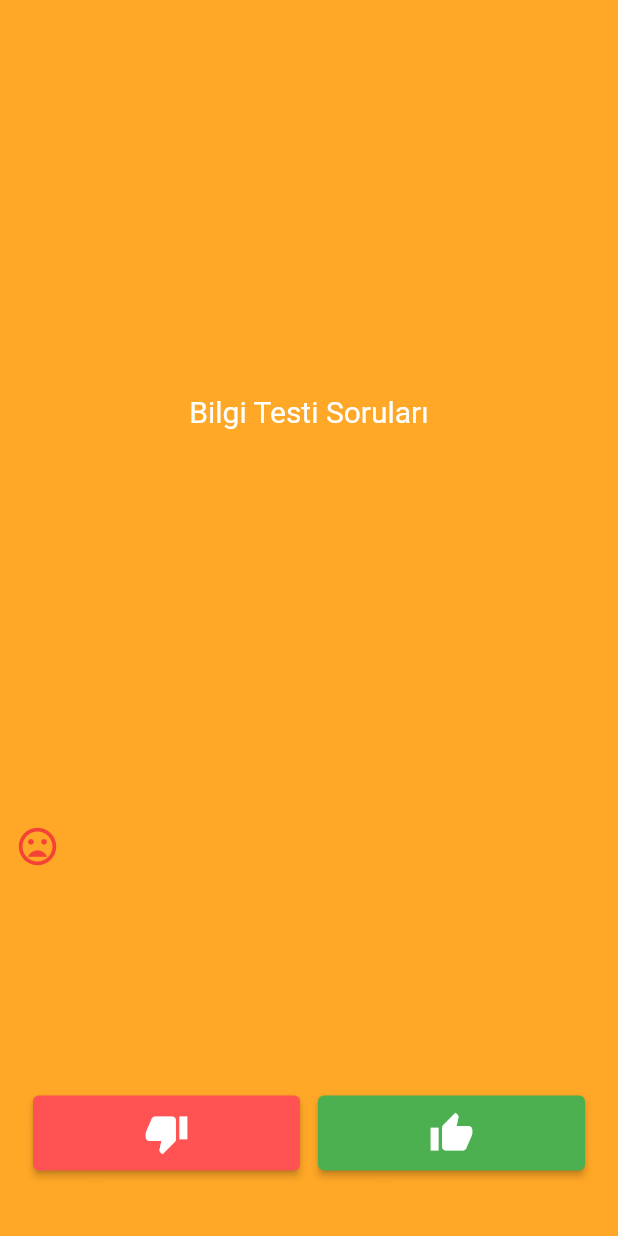
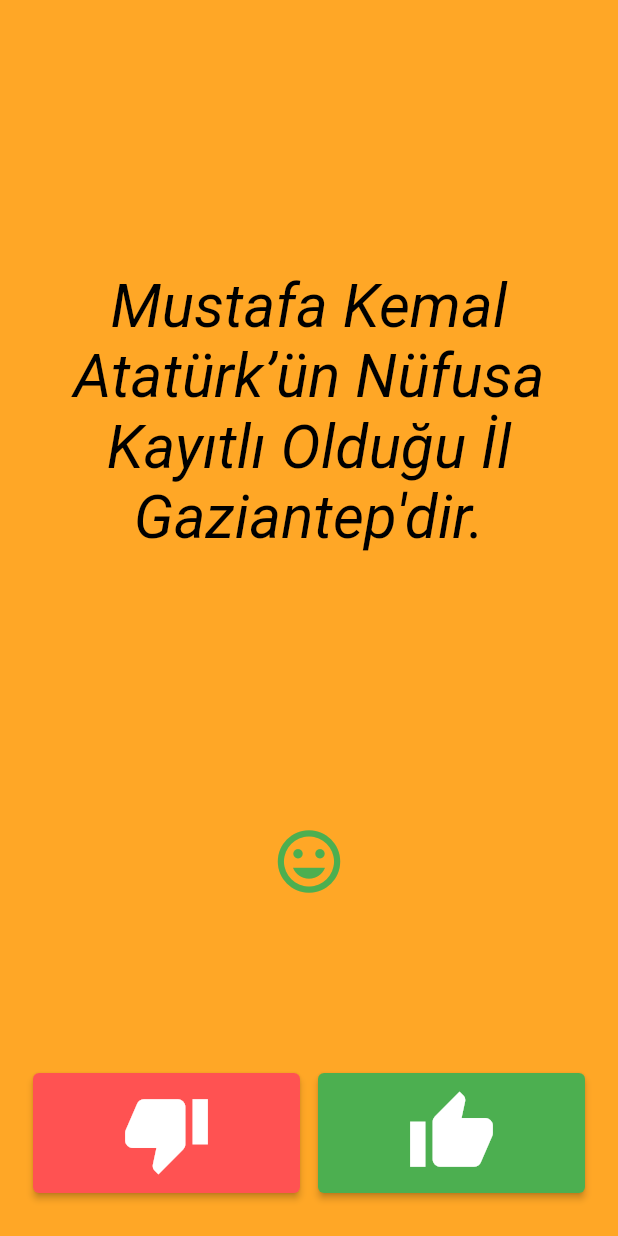
Before and after one commit to sekercih/true_false_application, a Flutter app: the screen it shows after launch, after a tap on the "thumb down" icon, on a phone screen of 412 x 824 dp. Run offline on Flutter 3.47's test engine with Material 2 defaults, Android fonts, the phone set to English and light mode, and no system bars.

Commit message:
finish project

```diff
--- a/lib/constants.dart
+++ b/lib/constants.dart
@@ -2,12 +2,12 @@ import 'package:flutter/material.dart';
 
 const Icon dogruIcon = Icon(
   Icons.mood,
-  size: 30,
+  size: 50,
   color: Colors.green,
 );
 
 const Icon yanlisIcon = Icon(
   Icons.mood_bad,
   color: Colors.red,
-  size: 30,
+  size: 50,
 );
--- a/lib/main.dart
+++ b/lib/main.dart
@@ -1,5 +1,6 @@
-import 'package:flutter/gestures.dart';
 import 'package:flutter/material.dart';
+
+import 'package:true_false_application/soru_verileri.dart';
 import 'constants.dart';
 
 void main() => runApp(BilgiTesti());
@@ -26,6 +27,47 @@ class SoruSayfasi extends StatefulWidget {
 
 class _SoruSayfasiState extends State<SoruSayfasi> {
   List<Widget> karar = [];
+
+  SoruVeri test_1 = SoruVeri();
+  void butonFonksiyon(bool secilenButton) {
+    if (test_1.testEnd() == true) {
+      //alertt diolog
+      showDialog(
+        context: context,
+        builder: (BuildContext context) {
+          // return object of type Dialog
+          return AlertDialog(
+            title: new Text("TEBRİKLER TESTİ BİTİRDİNİZ."),
+            //content: new Text("Alert Dialog body"),
+            actions: <Widget>[
+              // usually buttons at the bottom of the dialog
+              TextButton(
+                child: Text("BAŞLANGICA DÖNÜN"),
+                onPressed: () {
+                  Navigator.of(context).pop();
+
+                  setState(() {
+                    karar = [];
+                    test_1.testRest();
+                  });
+                },
+              ),
+            ],
+          );
+        },
+      );
+    } else {
+      setState(
+        () {
+          test_1.getSoruCevaplar() == secilenButton
+              ? karar.add(dogruIcon)
+              : karar.add(yanlisIcon);
+          test_1.sonrakiSoru();
+        },
+      );
+    }
+  }
+
   @override
   Widget build(BuildContext context) {
     return Column(
@@ -38,11 +80,12 @@ class _SoruSayfasiState extends State<SoruSayfasi> {
             padding: EdgeInsets.all(10.0),
             child: Center(
               child: Text(
-                'Bilgi Testi Soruları',
+                test_1.getSoruMetni(),
                 textAlign: TextAlign.center,
                 style: TextStyle(
-                  fontSize: 20.0,
-                  color: Colors.white,
+                  fontSize: 40.0,
+                  fontStyle: FontStyle.italic,
+                  color: Colors.black,
                 ),
               ),
             ),
@@ -50,9 +93,36 @@ class _SoruSayfasiState extends State<SoruSayfasi> {
         ),
         Expanded(
           child: Wrap(
+            alignment: WrapAlignment.center,
+            spacing: 3,
+            runSpacing: 3,
             children: karar,
           ),
         ),
+        /*Expanded(
+          child: Padding(
+            padding: EdgeInsets.all(10),
+            child: Row(
+              children: [
+                ElevatedButton(
+                  style: ElevatedButton.styleFrom(
+                      padding: EdgeInsets.all(15), primary: Colors.red),
+                  child: Icon(Icons.restart_alt_rounded),
+                  onPressed: () {
+                    setState(() {
+                      sorular.remove;
+                      karar.remove;
+                      sorular[soruIndex] = sorular[0];
+                      karar[soruIndex] = karar[0];
+                      print(sorular[0]);
+                    });
+                  },
+                ),
+              ],
+            ),
+          ),
+        ),
+       */
         Expanded(
           flex: 1,
           child: Padding(
@@ -69,12 +139,10 @@ class _SoruSayfasiState extends State<SoruSayfasi> {
                           primary: Colors.redAccent),
                       child: Icon(
                         Icons.thumb_down,
-                        size: 30.0,
+                        size: 60.0,
                       ),
                       onPressed: () {
-                        setState(() {
-                          karar.add(yanlisIcon);
-                        });
+                        butonFonksiyon(false);
                       },
                     ),
                   ),
@@ -87,12 +155,10 @@ class _SoruSayfasiState extends State<SoruSayfasi> {
                           primary: Colors.green, padding: EdgeInsets.all(10)),
                       child: Icon(
                         Icons.thumb_up,
-                        size: 30.0,
+                        size: 60.0,
                       ),
                       onPressed: () {
-                        setState(() {
-                          karar.add(dogruIcon);
-                        });
+                        butonFonksiyon(true);
                       },
                     ),
                   ),
--- /dev/null
+++ b/lib/notlar.txt
@@ -0,0 +1,14 @@
+Tsunami Felaketinde En Fazla Zarar Gören Güney Asya Ülkesi Endonazya'dır?
+
+ "Mustafa Kemal Atatürk’ün Nüfusa Kayıtlı Olduğu İl Gaziantep'dir.",
+ "Dünya Sağlık Örgütünün Kısaltılmış Who'dur.",
+"Üç Büyük Dince Kutsal Sayılan Şehir Kudüs'tür.",
+"Muğla İlimizde Demiryolu yoktur.",
+"Bir Sebepten Dolayı Tek Kulağına Küpe Takan Osmanlı Padişahı Yavuz Sultan Selim'dir."
+
+
+"Aspirinin Hammaddesi Köknardır.",
+"Ankara İlimizin Araba ve Şehir Kod Numarası 07 dir.",
+"5 Yılda Bir Şubat Ayı 29 Çeker.",
+"Dünyanın En Uzun Nehrinin Adı Amazondur.",
+"Kanada'nın başkenti Torinyo'dur."
--- /dev/null
+++ b/lib/soru.dart
@@ -0,0 +1,8 @@
+class Soru {
+  String soruMetni;
+  bool soruCevaplar;
+  Soru({
+    required this.soruMetni,
+    required this.soruCevaplar,
+  });
+}
--- /dev/null
+++ b/lib/soru_verileri.dart
@@ -0,0 +1,57 @@
+import 'package:true_false_application/soru.dart';
+
+class SoruVeri {
+  int _soruIndex = 0;
+  // ignore: prefer_final_fields
+  List<Soru> _soruBankasi = [
+    Soru(
+        soruMetni: "Dünyanın En Uzun Nehrinin Adı Amazondur.",
+        soruCevaplar: false),
+    Soru(
+        soruMetni:
+            "Mustafa Kemal Atatürk’ün Nüfusa Kayıtlı Olduğu İl Gaziantep'dir.",
+        soruCevaplar: true),
+    Soru(soruMetni: "Kanada'nın başkenti Torinyo'dur.", soruCevaplar: false),
+    Soru(
+        soruMetni: "Üç Büyük Dince Kutsal Sayılan Şehir Kudüs'tür.",
+        soruCevaplar: true),
+    Soru(soruMetni: "5 Yılda Bir Şubat Ayı 29 Çeker.", soruCevaplar: false),
+    Soru(
+        soruMetni: "Ankara İlimizin Araba ve Şehir Kod Numarası 07 dir.",
+        soruCevaplar: false),
+    Soru(
+        soruMetni:
+            "Bir Sebepten Dolayı Tek Kulağına Küpe Takan Osmanlı Padişahı Yavuz Sultan Selim'dir.",
+        soruCevaplar: true),
+    Soru(soruMetni: "Aspirinin Hammaddesi Köknardır.", soruCevaplar: false),
+    Soru(
+        soruMetni: "Dünya Sağlık Örgütünün Kısaltılmış Who'dur.",
+        soruCevaplar: true)
+  ];
+
+  String getSoruMetni() {
+    return _soruBankasi[_soruIndex].soruMetni;
+  }
+
+  bool getSoruCevaplar() {
+    return _soruBankasi[_soruIndex].soruCevaplar;
+  }
+
+  void sonrakiSoru() {
+    if (_soruIndex < _soruBankasi.length - 1) {
+      _soruIndex++;
+    }
+  }
+
+  bool testEnd() {
+    if (_soruIndex >= _soruBankasi.length - 1) {
+      return true;
+    } else {
+      return false;
+    }
+  }
+
+  void testRest() {
+    _soruIndex = 0;
+  }
+}
```
